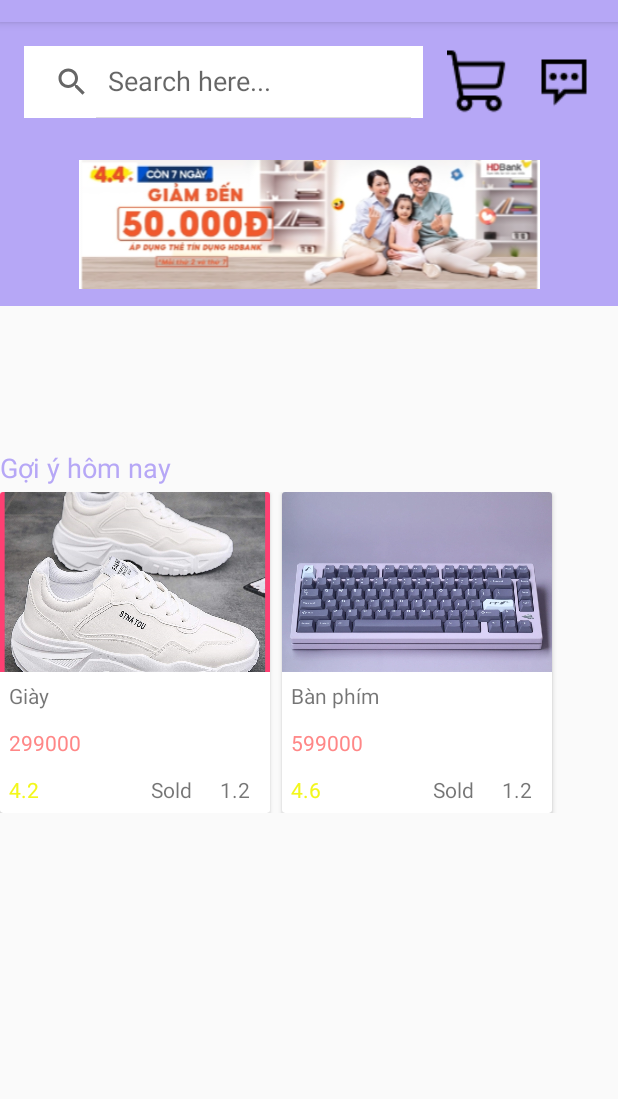
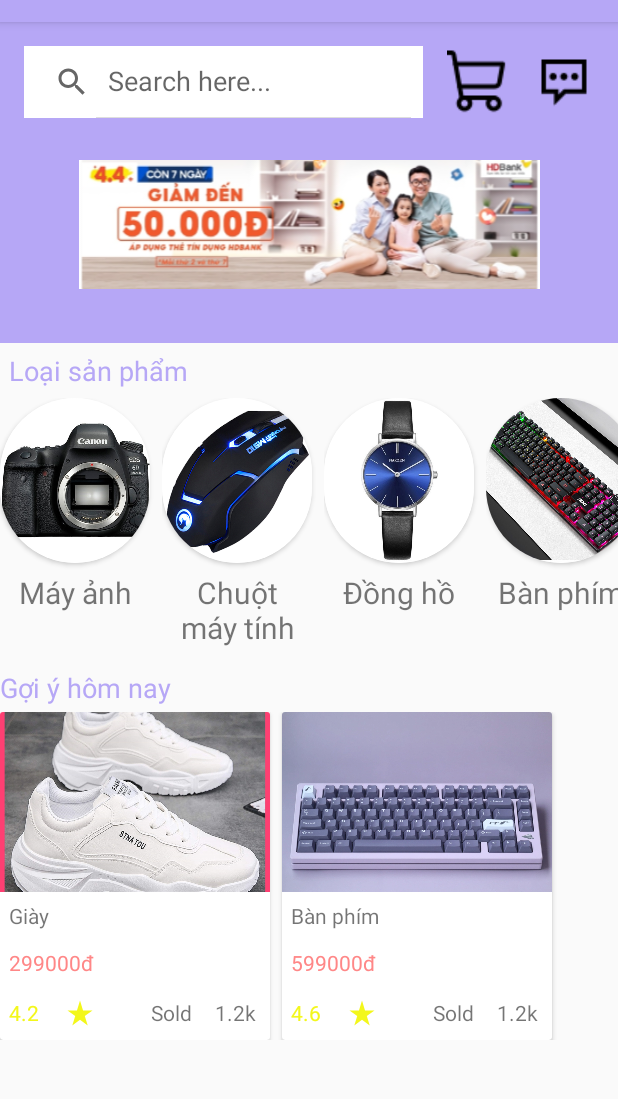
Before and after one commit to KhanhAn-coder/Final_Project, an Android app: the screen it shows after launch (HomePage), on a phone screen of 412 x 824 dp, the part 62-1161 px from its top. Run offline under Robolectric (Android 15) with nearby library versions, the phone set to English and light mode, and no system bars; libraries missing offline, so code that uses them is left out: me.relex.circleindicator; plain views replace CircleIndicator; 3 statements that could not run were skipped.

Commit message:
thêm danh mục phân loại sản phẩm

```diff
--- a/app/src/main/java/com/example/a51900475_51900798_finalproject/HomePage.java
+++ b/app/src/main/java/com/example/a51900475_51900798_finalproject/HomePage.java
@@ -11,8 +11,10 @@ import android.widget.ImageButton;
 import java.util.ArrayList;
 import java.util.List;
 
+import kindProduct.KindProduct;
 import category.Category;
 import category.CategoryAdapter;
+import kindProduct.KindProductAdapter;
 import me.relex.circleindicator.CircleIndicator;
 import product.Product;
 
@@ -23,6 +25,9 @@ public class HomePage extends AppCompatActivity {
     private BannerAdapter bannerAdapter;
     private RecyclerView recyclerView_Category;
     private CategoryAdapter categoryAdapter;
+    private RecyclerView recyclerView_KindProduct;
+    private ArrayList<KindProduct> listKindProduct = new ArrayList<>();
+    private KindProductAdapter kindProductAdapter;
     @Override
     protected void onCreate(Bundle savedInstanceState) {
         super.onCreate(savedInstanceState);
@@ -53,6 +58,21 @@ public class HomePage extends AppCompatActivity {
         categoryAdapter.setData(getListCategory());
         recyclerView_Category.setAdapter(categoryAdapter);
 
+        // Các loại sản phẩm
+        recyclerView_KindProduct = findViewById(R.id.recyclerView_KindProduct);
+        listKindProduct.add(new KindProduct(R.drawable.camerakind,"Máy ảnh"));
+        listKindProduct.add(new KindProduct(R.drawable.mousekind,"Chuột máy tính"));
+        listKindProduct.add(new KindProduct(R.drawable.watchkind,"Đồng hồ"));
+        listKindProduct.add(new KindProduct(R.drawable.keyboardknid,"Bàn phím"));
+        listKindProduct.add(new KindProduct(R.drawable.sneakerkind,"Giày dép"));
+        listKindProduct.add(new KindProduct(R.drawable.cloteskind,"Quần áo"));
+
+        kindProductAdapter = new KindProductAdapter(listKindProduct);
+        recyclerView_KindProduct.setLayoutManager(new LinearLayoutManager(this,LinearLayoutManager.HORIZONTAL,false));
+        recyclerView_KindProduct.setAdapter(kindProductAdapter);
+
+
+
 
 
 
--- /dev/null
+++ b/app/src/main/java/kindProduct/KindProduct.java
@@ -0,0 +1,28 @@
+package kindProduct;
+
+public class KindProduct {
+    private int resourceID;
+    private String title;
+
+
+    public int getResourceID() {
+        return resourceID;
+    }
+
+    public void setResourceID(int resourceID) {
+        this.resourceID = resourceID;
+    }
+
+    public String getTitle() {
+        return title;
+    }
+
+    public void setTitle(String title) {
+        this.title = title;
+    }
+
+    public KindProduct(int resourceID, String title) {
+        this.resourceID = resourceID;
+        this.title = title;
+    }
+}
--- /dev/null
+++ b/app/src/main/java/kindProduct/KindProductAdapter.java
@@ -0,0 +1,52 @@
+package kindProduct;
+
+import android.view.LayoutInflater;
+import android.view.View;
+import android.view.ViewGroup;
+import android.widget.ImageView;
+import android.widget.TextView;
+
+import androidx.annotation.NonNull;
+import androidx.recyclerview.widget.RecyclerView;
+
+import com.example.a51900475_51900798_finalproject.R;
+
+import java.util.ArrayList;
+
+public class KindProductAdapter extends RecyclerView.Adapter<KindProductAdapter.KindProductViewHolder> {
+    ArrayList<KindProduct> listKindProduct;
+
+    public KindProductAdapter(ArrayList<KindProduct> listKindProduct) {
+        this.listKindProduct = listKindProduct;
+    }
+
+    @NonNull
+    @Override
+    public KindProductViewHolder onCreateViewHolder(@NonNull ViewGroup parent, int viewType) {
+        return new KindProductViewHolder(LayoutInflater.from(parent.getContext())
+                    .inflate(R.layout.kind_product_item,parent,false));
+    }
+
+    @Override
+    public void onBindViewHolder(@NonNull KindProductViewHolder holder, int position) {
+        KindProduct kindProduct = listKindProduct.get(position);
+        holder.imageViewKindProduct.setImageResource(kindProduct.getResourceID());
+        holder.tvTitleKindProduct.setText(kindProduct.getTitle());
+
+    }
+
+    @Override
+    public int getItemCount() {
+        return listKindProduct.size();
+    }
+
+    public class KindProductViewHolder extends RecyclerView.ViewHolder {
+        ImageView imageViewKindProduct;
+        TextView tvTitleKindProduct;
+        public KindProductViewHolder(@NonNull View itemView) {
+            super(itemView);
+            imageViewKindProduct = itemView.findViewById(R.id.imageViewKindProduct);
+            tvTitleKindProduct = itemView.findViewById(R.id.tvTitleKindProduct);
+        }
+    }
+}
--- a/app/src/main/java/product/ProductAdapter.java
+++ b/app/src/main/java/product/ProductAdapter.java
@@ -38,9 +38,9 @@ public class ProductAdapter extends RecyclerView.Adapter<ProductAdapter.ProductV
 
         holder.imageView_item.setImageResource(product.getSourceID());
         holder.textView_title.setText(product.getTitle());
-        holder.textView_price.setText(String.valueOf(product.getPrice()));
+        holder.textView_price.setText(String.valueOf(product.getPrice())+"đ");
         holder.textView_rating.setText(String.valueOf(product.getRating()));
-        holder.textView_sold.setText(String.valueOf(product.getSold()));
+        holder.textView_sold.setText(String.valueOf(product.getSold())+"k");
 
     }
 
--- /dev/null
+++ b/app/src/main/res/drawable/ic_baseline_star_rate_24.xml
@@ -0,0 +1,5 @@
+<vector android:height="20dp" android:tint="#F3F71B"
+    android:viewportHeight="24" android:viewportWidth="24"
+    android:width="20dp" xmlns:android="http://schemas.android.com/apk/res/android">
+    <path android:fillColor="@android:color/white" android:pathData="M14.43,10l-2.43,-8l-2.43,8l-7.57,0l6.18,4.41l-2.35,7.59l6.17,-4.69l6.18,4.69l-2.35,-7.59l6.17,-4.41z"/>
+</vector>
--- a/app/src/main/res/layout/home_page.xml
+++ b/app/src/main/res/layout/home_page.xml
@@ -61,7 +61,7 @@
         android:layout_height="0dp"
         android:orientation="vertical"
         android:background="#B6A7F6"
-        android:layout_weight="2.5">
+        android:layout_weight="6">
         <androidx.viewpager.widget.ViewPager
             android:id="@+id/viewPager"
             android:layout_width="wrap_content"
@@ -77,24 +77,33 @@
             >
         </me.relex.circleindicator.CircleIndicator>
     </LinearLayout>
-    <LinearLayout
-        android:layout_width="match_parent"
-        android:layout_height="wrap_content"
-        android:orientation="vertical"
-        android:layout_weight="2">
-
-    </LinearLayout>
 
     <LinearLayout
         android:layout_width="match_parent"
         android:layout_height="wrap_content"
         android:orientation="vertical"
-        android:layout_weight="2">
+        android:layout_weight="5">
+
+        <TextView
+            android:id="@+id/textView_category"
+            android:layout_width="wrap_content"
+            android:layout_height="wrap_content"
+            android:textColor="#B6A7F6"
+            android:textSize="18sp"
+            android:padding="6dp"
+            android:text="Loại sản phẩm">
+        </TextView>
+
+        <androidx.recyclerview.widget.RecyclerView
+            android:id="@+id/recyclerView_KindProduct"
+            android:layout_width="match_parent"
+            android:layout_height="wrap_content"/>
 
         <androidx.recyclerview.widget.RecyclerView
             android:id="@+id/recyclerView_Category"
             android:layout_width="match_parent"
-            android:layout_height="match_parent">
+            android:layout_height="wrap_content"
+            android:layout_weight="5">
 
         </androidx.recyclerview.widget.RecyclerView>
 
--- /dev/null
+++ b/app/src/main/res/layout/kind_product_item.xml
@@ -0,0 +1,31 @@
+<?xml version="1.0" encoding="utf-8"?>
+<LinearLayout xmlns:android="http://schemas.android.com/apk/res/android"
+    xmlns:app="http://schemas.android.com/apk/res-auto"
+    android:layout_width="wrap_content"
+    android:layout_height="wrap_content"
+    android:orientation="vertical">
+    <androidx.cardview.widget.CardView
+        android:layout_width="100dp"
+        android:layout_height="110dp"
+        android:layout_marginEnd="8dp"
+        app:cardCornerRadius="500dp">
+
+        <ImageView
+            android:id="@+id/imageViewKindProduct"
+            android:layout_width="wrap_content"
+            android:layout_height="110dp"
+            android:scaleType="centerCrop"
+            app:srcCompat="@drawable/cloteskind" />
+    </androidx.cardview.widget.CardView>
+
+    <TextView
+        android:id="@+id/tvTitleKindProduct"
+        android:layout_width="100dp"
+        android:layout_height="wrap_content"
+        android:text="TextView"
+        android:gravity="center"
+        android:textSize="20sp"
+        android:padding="6dp"/>
+
+
+</LinearLayout>
--- a/app/src/main/res/layout/product_item.xml
+++ b/app/src/main/res/layout/product_item.xml
@@ -37,7 +37,7 @@
             android:orientation="horizontal">
             <TextView
                 android:id="@+id/textView_rating"
-                android:layout_weight="9"
+                android:layout_weight="1"
                 android:padding="6dp"
                 android:layout_width="wrap_content"
                 android:layout_height="wrap_content"
@@ -45,10 +45,20 @@
                 android:textColor="#F3F71B"
                 >
             </TextView>
+
+
+            <TextView
+                android:id="@+id/textView7"
+                android:layout_width="wrap_content"
+                android:layout_height="wrap_content"
+                android:layout_weight="7"
+                android:padding="8dp"
+                android:drawableLeft="@drawable/ic_baseline_star_rate_24"/>
+
             <TextView
                 android:layout_weight="1"
                 android:layout_width="wrap_content"
-                android:layout_height="match_parent"
+                android:layout_height="wrap_content"
                 android:padding="6dp"
                 android:text="Sold">
             </TextView>
```
Also changed, not shown: app/src/main/res/drawable-v24/camerakind.jpg (added), app/src/main/res/drawable-v24/cloteskind.jpg (added), app/src/main/res/drawable-v24/keyboardknid.jpg (added), app/src/main/res/drawable-v24/mousekind.jpg (added), app/src/main/res/drawable-v24/sneakerkind.jpg (added), app/src/main/res/drawable-v24/watchkind.jpg (added).
